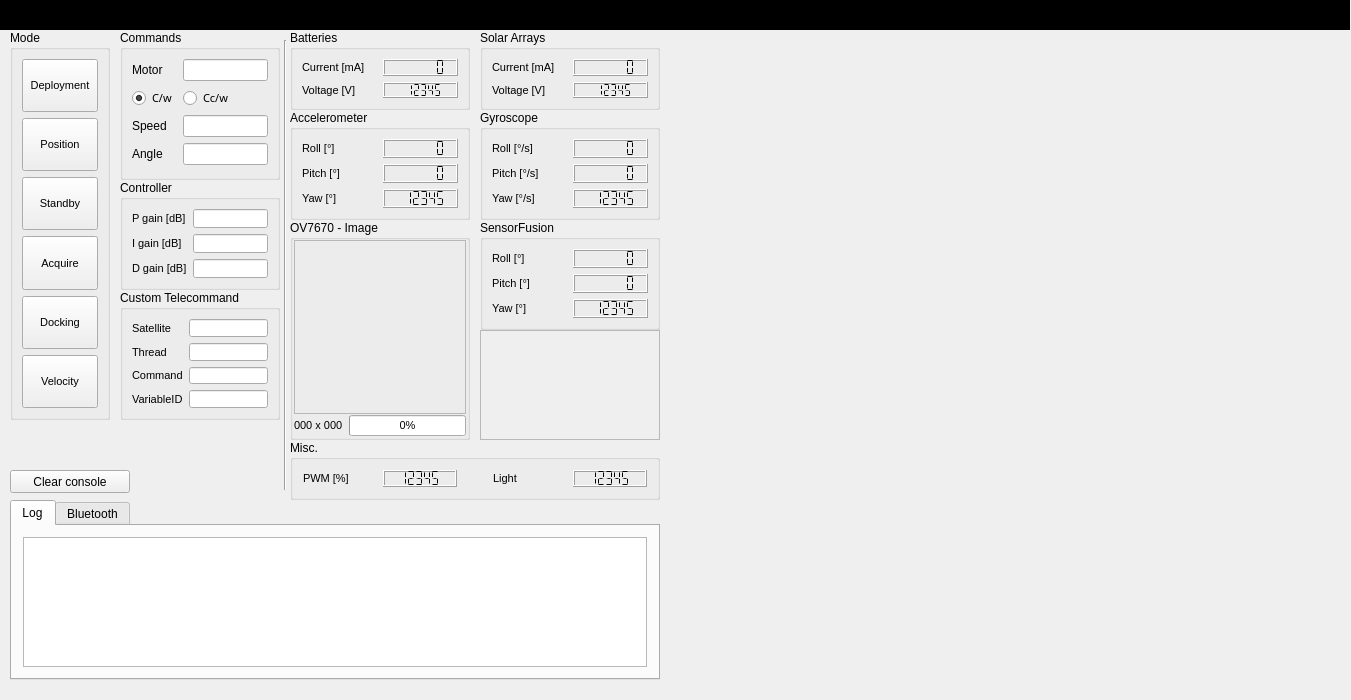
First picture: the form in groundstation.ui, repository Angele-/FloatSat_GroundStation, before the edit.
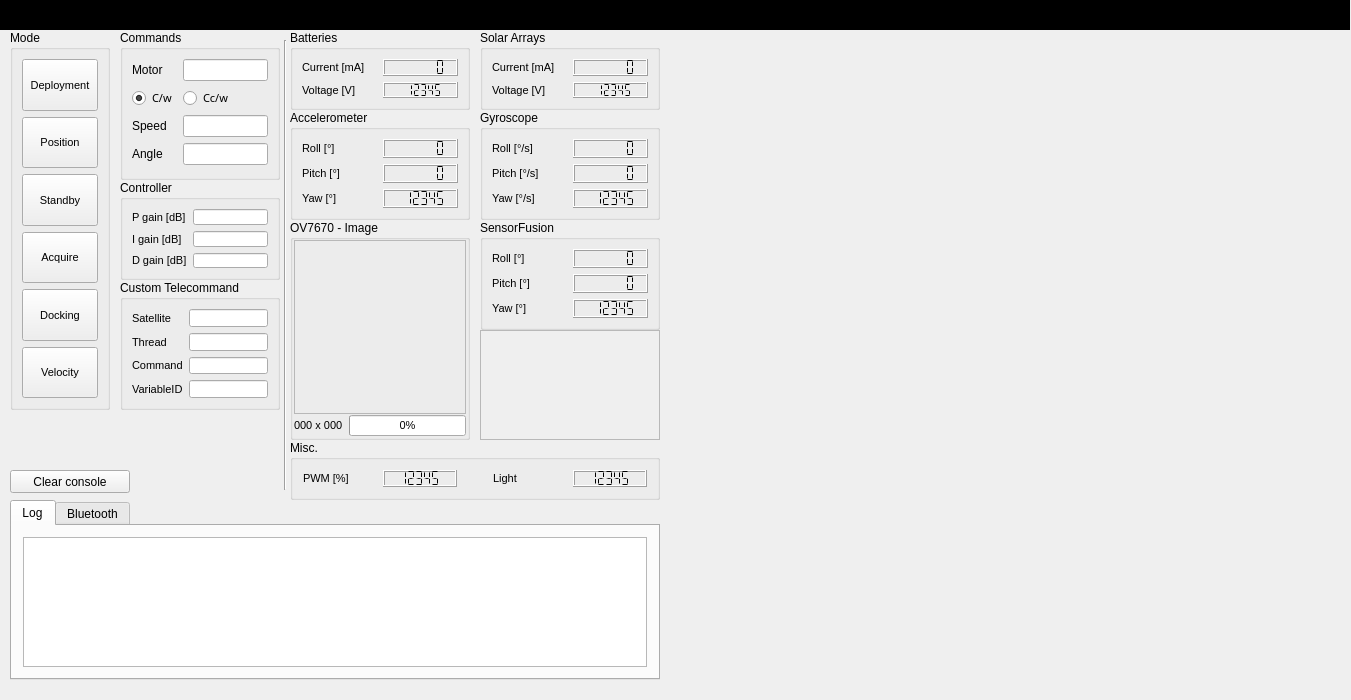
Second picture: the form after the edit. Custom widgets are drawn as their Qt base class.

Commit message: PID telecommands work

```diff
--- a/groundstation.ui
+++ b/groundstation.ui
@@ -139,7 +139,7 @@
     <property name="geometry">
      <rect>
       <x>120</x>
-      <y>290</y>
+      <y>280</y>
       <width>160</width>
       <height>130</height>
      </rect>
@@ -1309,7 +1309,7 @@
       <x>10</x>
       <y>30</y>
       <width>100</width>
-      <height>390</height>
+      <height>380</height>
      </rect>
     </property>
     <property name="font">
@@ -1471,7 +1471,7 @@
       <x>120</x>
       <y>180</y>
       <width>160</width>
-      <height>110</height>
+      <height>100</height>
      </rect>
     </property>
     <property name="font">
@@ -1542,13 +1542,31 @@
       </widget>
      </item>
      <item row="0" column="1">
-      <widget class="QLineEdit" name="lineEdit"/>
+      <widget class="QLineEdit" name="lineEdit_p">
+       <property name="font">
+        <font>
+         <pointsize>8</pointsize>
+        </font>
+       </property>
+      </widget>
      </item>
      <item row="1" column="1">
-      <widget class="QLineEdit" name="lineEdit_2"/>
+      <widget class="QLineEdit" name="lineEdit_i">
+       <property name="font">
+        <font>
+         <pointsize>8</pointsize>
+        </font>
+       </property>
+      </widget>
      </item>
      <item row="2" column="1">
-      <widget class="QLineEdit" name="lineEdit_3"/>
+      <widget class="QLineEdit" name="lineEdit_d">
+       <property name="font">
+        <font>
+         <pointsize>8</pointsize>
+        </font>
+       </property>
+      </widget>
      </item>
     </layout>
    </widget>
```
The commit also changes 2 other files.
